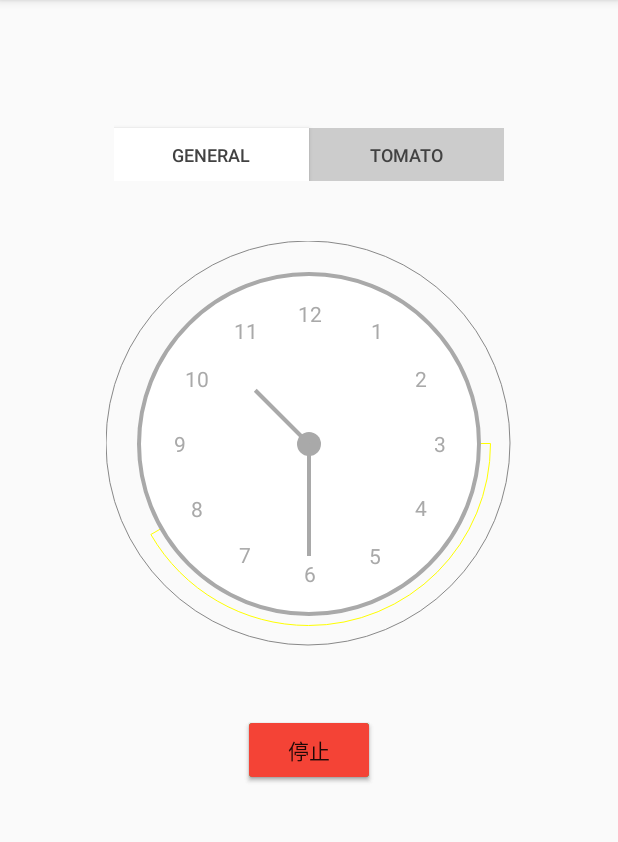
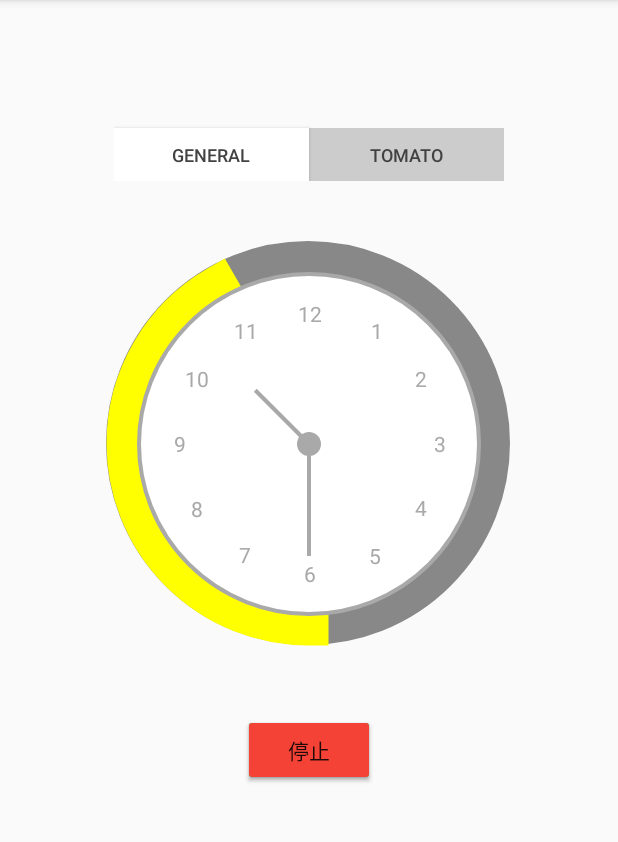
Before and after one commit to GraduateProject-5tw/TickTackTock, an Android app: the TomatoClockActivity screen opened directly, with no data from a screen before it, after a tap on "計時", on a phone screen of 412 x 824 dp, the part 84-926 px from its top. Run offline under Robolectric (Android 15) with nearby library versions, the phone set to English and light mode, and no system bars; 3 other taps on this screen came first.

Commit message:
不能動的progress bar

```diff
--- a/app/src/main/java/com/GraduateProject/TimeManagementApp/RingProgressBar.java
+++ b/app/src/main/java/com/GraduateProject/TimeManagementApp/RingProgressBar.java
@@ -107,23 +107,9 @@ public class RingProgressBar extends View{
 
     public RingProgressBar(Context context, AttributeSet attrs, int defStyle) {
         super (context, attrs, defStyle);
+        //獲取自定義屬性和默認值，第一個參數是從用戶屬性中得到的設置，如果用戶沒有設置，那麼就用默認的屬性，即：第二個參數
         mTypedArray = context.obtainStyledAttributes(attrs,
                 R.styleable.RingProgressBar);
-        roundColor = mTypedArray.getColor(R.styleable.RingProgressBar_roundColor, Color.GRAY);
-        //圓環進度條的顏色
-        roundProgressColor = mTypedArray.getColor(R.styleable.RingProgressBar_roundProgressColor, Color.YELLOW);
-        //最大進度
-        maxx = (int)time*10/6;
-        max = mTypedArray.getInteger(R.styleable.RingProgressBar_max, maxx );
-        //是否顯示中間的進度
-        textIsDisplayable = mTypedArray.getBoolean(R.styleable.RingProgressBar_textIsDisplayable, false );
-        //進度的風格，實心或者空心
-        style = mTypedArray.getInt(R.styleable.RingProgressBar_style, 0 );
-        //進度開始的角度數
-        startAngle = mTypedArray.getInt(R.styleable.RingProgressBar_startAngle, stangle );
-        //圓形顏色
-        backColor = mTypedArray.getColor(R.styleable.RingProgressBar_backColor, 0 );
-        mTypedArray.recycle();
     }
 
     @Override
@@ -145,23 +131,37 @@ public class RingProgressBar extends View{
             mHandTruncation = minAttr / 20;
             mHourHandTruncation = minAttr / 10;
 
+            /**根據實際時間，取得分針位置*/
+            minn =  minute-15;
+            stangle = minn*6;
+
+            //圓環的顏色
+            roundColor = mTypedArray .getColor(R.styleable.RingProgressBar_roundColor, Color.GRAY);
+            //圓環進度條的顏色
+            roundProgressColor = mTypedArray.getColor(R.styleable.RingProgressBar_roundProgressColor, Color.YELLOW);
+            //圓環的寬度
+            roundWidth = mTypedArray.getDimension(R.styleable.RingProgressBar_roundWidth, 40 );
+            //最大進度
+            maxx = (int)time*10/6;
+            max = mTypedArray.getInteger(R.styleable.RingProgressBar_max, maxx );
+            //是否顯示中間的進度
+            textIsDisplayable = mTypedArray.getBoolean(R.styleable.RingProgressBar_textIsDisplayable, false );
+            //進度的風格，實心或者空心
+            style = mTypedArray.getInt(R.styleable.RingProgressBar_style, 0 );
+            //進度開始的角度數
+            startAngle = mTypedArray.getInt(R.styleable.RingProgressBar_startAngle, stangle );
+            //圓形顏色
+            backColor = mTypedArray.getColor(R.styleable.RingProgressBar_backColor, 0 );
+            //mTypedArray.recycle();
+
+
             isInit = true; //代表時鐘建立完成
         }
 
 
         paint = new Paint();
 
-        /**根據實際時間，取得分針位置*/
-        minn =  minute-15;
-        stangle = minn*6;
 
-
-        //獲取自定義屬性和默認值，第一個參數是從用戶屬性中得到的設置，如果用戶沒有設置，那麼就用默認的屬性，即：第二個參數
-        //圓環的顏色
-        //文字的顏色
-        //textColor = mTypedArray.getColor( R.styleable.RingProgressBar_textColor, Color.GREEN);
-        //文字的大小
-        //textSize = mTypedArray.getDimension(R.styleable.RingProgressBar_textSize, 15 );
 
         int centre = getWidth()/2; //獲取圓心的x坐標
         int radius = ( int ) (centre - roundWidth/2); //圓環的半徑
@@ -182,7 +182,7 @@ public class RingProgressBar extends View{
         /**
          * 畫進度百分比
          */
-        paint.setStrokeWidth( 0 );
+        paint.setStrokeWidth(0);
         paint.setColor(textColor);
         paint.setTextSize(textSize);
         paint.setTypeface(Typeface.DEFAULT_BOLD); //設置字體
--- a/app/src/main/java/com/GraduateProject/TimeManagementApp/TomatoClockActivity.java
+++ b/app/src/main/java/com/GraduateProject/TimeManagementApp/TomatoClockActivity.java
@@ -18,6 +18,7 @@ import android.widget.Button;
 import android.widget.Chronometer;
 import android.widget.ProgressBar;
 
+import android.widget.RelativeLayout;
 import android.widget.Toast;
 
 import androidx.annotation.RequiresApi;
@@ -56,6 +57,7 @@ public class TomatoClockActivity extends AppCompatActivity {
         Button tomato_btn = findViewById(R.id.tomatoClock_btn);
         AnalogClockStyle timeButton = findViewById(R.id.clock); //clock image
         spinner = findViewById(R.id.progressBarCircle);
+        RelativeLayout clockLayout = findViewById(R.id.clockPanel);
 
 
         //當按下時鐘
@@ -95,13 +97,15 @@ public class TomatoClockActivity extends AppCompatActivity {
         startBtn.setOnClickListener(v -> {
             stopBtn.setVisibility(View.VISIBLE);
             beginTime=SystemClock.elapsedRealtime();  //抓取當下時間
-            isCounting = true;
+            isCounting = true; //正在計時中
+
+            //progress bar起始位置
             Calendar calendar = Calendar.getInstance();
             spinner.setMinute(calendar.get(Calendar.MINUTE));
             spinner.setTime(futureInMillis);
-            //spinner.setMax(spinner.getTime());
             spinner.setVisibility(View.VISIBLE);
             initVariable();
+
             new Thread( new ProgressRunable()).start();
             timeButton.setEnabled(false);
 
@@ -228,7 +232,6 @@ public class TomatoClockActivity extends AppCompatActivity {
 
             while (mCurrentProgress < mTotalProgress) {
                 mCurrentProgress += 1 ;
-
                 spinner.setProgress(mCurrentProgress);
 
                 try {
```
